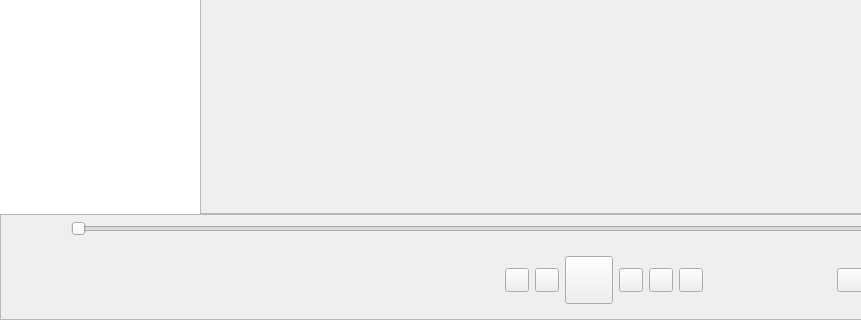
Before: the Qt Designer form src/xamp/xamp.ui in billlin0904/xamp2, drawn with Qt 5; both pictures show x 0 to 861 and y 317 to 637 of the 1145 by 637 pixel window.
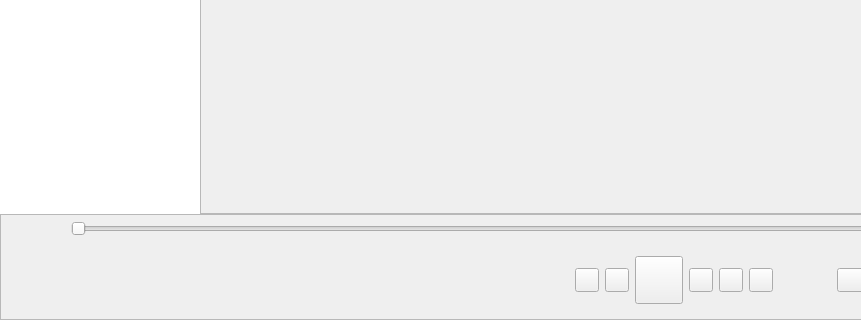
After: the same form once the commit is applied. Custom widgets are drawn as their Qt base class.

Patch:
```diff
--- a/src/xamp/xamp.ui
+++ b/src/xamp/xamp.ui
@@ -717,7 +717,7 @@
             </widget>
            </item>
            <item>
-            <layout class="QHBoxLayout" name="horizontalLayout_2" stretch="1,0">
+            <layout class="QHBoxLayout" name="horizontalLayout_2" stretch="1,0,0">
              <item>
               <widget class="ClickableLabel" name="artistLabel">
                <property name="sizePolicy">
@@ -770,6 +770,13 @@
                </property>
               </widget>
              </item>
+             <item>
+              <widget class="QLabel" name="formatLabel">
+               <property name="text">
+                <string/>
+               </property>
+              </widget>
+             </item>
             </layout>
            </item>
           </layout>
```
